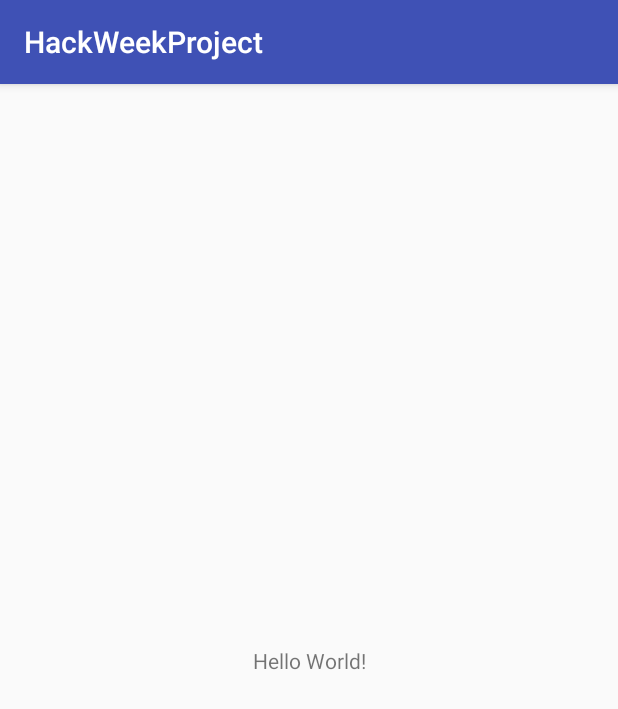
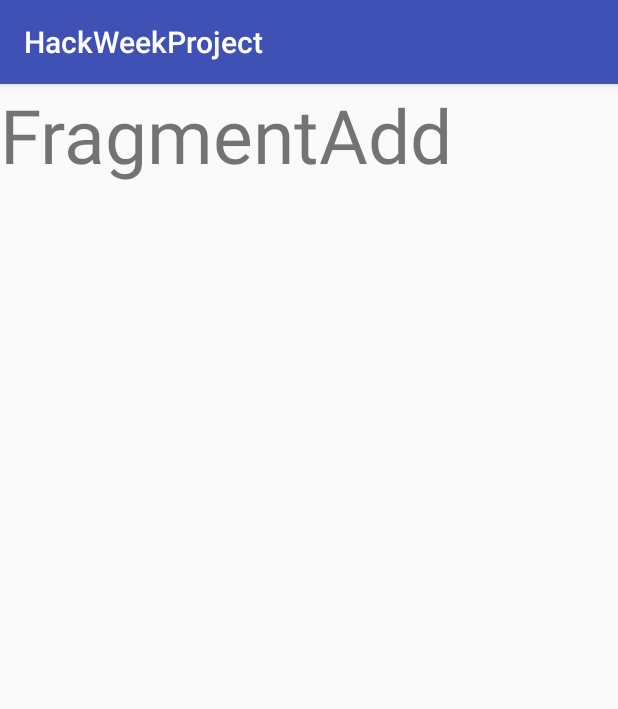
Before and after one commit to D384509085/HackWeekProjectAndroid, an Android app: the screen it shows after launch (MainActivity), on a phone screen of 412 x 824 dp. Shown: the top 709 px of the screen. Run offline under Robolectric (Android 15) with nearby library versions, the phone set to English and light mode, and no system bars; libraries missing offline, so code that uses them is left out: com.wx.wheelview.

Commit message:
MainActicity and Fragment

```diff
--- a/app/build.gradle
+++ b/app/build.gradle
@@ -24,6 +24,7 @@ dependencies {
     androidTestCompile('com.android.support.test.espresso:espresso-core:2.2.2', {
         exclude group: 'com.android.support', module: 'support-annotations'
     })
+    compile 'com.wx.wheelview:wheelview:1.3.3'
     compile 'com.android.support:appcompat-v7:25.2.0'
     compile 'com.android.support.constraint:constraint-layout:1.0.2'
     testCompile 'junit:junit:4.12'
--- a/app/src/main/java/enbledu/hackweekproject/activity/MainActivity.java
+++ b/app/src/main/java/enbledu/hackweekproject/activity/MainActivity.java
@@ -1,33 +1,70 @@
 package enbledu.hackweekproject.activity;
 
 import android.content.Context;
+import android.graphics.Color;
 import android.os.Bundle;
 import android.support.v4.app.Fragment;
 import android.support.v4.view.ViewPager;
 import android.support.v7.app.AppCompatActivity;
+import android.view.View;
+
+import com.wx.wheelview.widget.WheelViewDialog;
 
 import java.util.ArrayList;
 import java.util.List;
 
+import enbledu.hackweekproject.Entity.RobotEntity;
 import enbledu.hackweekproject.R;
+import enbledu.hackweekproject.adapter.MyFragmentAdapter;
+import enbledu.hackweekproject.database.RobotDAOImpl;
+import enbledu.hackweekproject.fragment.FragmentAdd;
+import enbledu.hackweekproject.fragment.FragmentRobot;
 import enbledu.hackweekproject.helper.DepthPageTransformer;
 
 public class MainActivity extends AppCompatActivity {
+
+    private RobotDAOImpl mRobotDAO;
     private ViewPager mvViewPager;
     private Context mContext;
     @Override
     protected void onCreate(Bundle savedInstanceState) {
         super.onCreate(savedInstanceState);
         setContentView(R.layout.activity_main);
+        mContext = MainActivity.this;
+        initViewPage();
     }
-
+    public void showDialog(View view) {
+        WheelViewDialog dialog = new WheelViewDialog(this);
+        dialog.setTitle("wheelview dialog").setItems(createArrays()).setButtonText("确定").setDialogStyle(Color
+                .parseColor("#6699ff")).setCount(5).show();
+    }
+    private ArrayList<String> createArrays() {
+        ArrayList<String> list = new ArrayList <String>();
+        for (int i = 0; i < 20; i++) {
+            list.add("item" + i);
+        }
+        return list;
+    }
     private void initViewPage() {
 
-        // 将要分页显示的View装入数组中
+        mRobotDAO = new RobotDAOImpl(mContext);
+        ArrayList<RobotEntity> robotDatas;
+        robotDatas = mRobotDAO.getRobotDatas();
         List<Fragment> list = new ArrayList<Fragment>();
+        for (RobotEntity robotEntity : robotDatas) {
+            FragmentRobot fragmentRobot = new FragmentRobot(mContext,robotEntity);
+            list.add(fragmentRobot);
+        }
+        FragmentAdd fragmentAdd = new FragmentAdd(mContext);
+
+
+        list.add(fragmentAdd);
+
         /*list.add(fragmentTodoList);
         list.add(fragment2);*/
-        mvViewPager = (ViewPager) findViewById(R.id.pager);
+        /*mvViewPager = (ViewPager) findViewById(R.id.pager);*/
+        mvViewPager = (ViewPager) findViewById(R.id.vp);
+        mvViewPager.setAdapter(new MyFragmentAdapter(getSupportFragmentManager(), list));
         mvViewPager.setPageTransformer(true, new DepthPageTransformer());
         mvViewPager.setCurrentItem(0);
         mvViewPager.setOffscreenPageLimit(5);
--- /dev/null
+++ b/app/src/main/java/enbledu/hackweekproject/adapter/MyFragmentAdapter.java
@@ -0,0 +1,39 @@
+package enbledu.hackweekproject.adapter;
+
+import android.support.v4.app.Fragment;
+import android.support.v4.app.FragmentManager;
+import android.support.v4.app.FragmentPagerAdapter;
+
+import java.util.List;
+
+public class MyFragmentAdapter extends FragmentPagerAdapter {
+
+    List<Fragment> list;
+    private String[] TITLES = {"记事本", "图表"};
+    public MyFragmentAdapter(FragmentManager fm) {
+        super(fm);
+    }
+
+
+    public MyFragmentAdapter(FragmentManager fm, List<Fragment> list) {
+        super(fm);
+        this.list = list;
+    }//写构造方法，方便赋值调用
+
+    @Override
+    public CharSequence getPageTitle(int position) {
+        return TITLES[position];
+    }
+
+    @Override
+    public Fragment getItem(int arg0) {
+
+        return list.get(arg0);
+    }//根据Item的位置返回对应位置的Fragment，绑定item和Fragment
+
+    @Override
+    public int getCount() {
+        return list.size();
+    }//设置Item的数量
+
+}
--- a/app/src/main/java/enbledu/hackweekproject/database/RobotDAOImpl.java
+++ b/app/src/main/java/enbledu/hackweekproject/database/RobotDAOImpl.java
@@ -15,7 +15,6 @@ import enbledu.hackweekproject.Entity.RobotEntity;
 
 public class RobotDAOImpl implements RobotDAO{
 
-    private static final String TAG = "NoteDAOImpl";
     private RobotDBHelper mHelper;
 
     public RobotDAOImpl(Context context) {
--- a/app/src/main/java/enbledu/hackweekproject/database/RobotDBHelper.java
+++ b/app/src/main/java/enbledu/hackweekproject/database/RobotDBHelper.java
@@ -3,6 +3,7 @@ package enbledu.hackweekproject.database;
 import android.content.Context;
 import android.database.sqlite.SQLiteDatabase;
 import android.database.sqlite.SQLiteOpenHelper;
+import android.util.Log;
 
 /**
  * Created by Administrator on 2017/7/28 0028.
@@ -10,8 +11,9 @@ import android.database.sqlite.SQLiteOpenHelper;
 
 public class RobotDBHelper extends SQLiteOpenHelper {
 
+    private static final String TAG = "RobotDBHelper";
     private static RobotDBHelper sHelper = null;
-    private static final String DB_NAME = "question.db";
+    private static final String DB_NAME = "robot.db";
     private static final int VERSION = 1;
     private static final String SQL_CREATE = "create table robot_info(_id integer primary key autoincrement," +
             "name text" +
@@ -38,6 +40,7 @@ public class RobotDBHelper extends SQLiteOpenHelper {
     public static RobotDBHelper getInstance(Context context) {
         if (sHelper == null) {
             sHelper = new RobotDBHelper(context);
+            Log.d(TAG,"create");
         }
         return sHelper;
     }
--- a/app/src/main/java/enbledu/hackweekproject/fragment/FragmentAdd.java
+++ b/app/src/main/java/enbledu/hackweekproject/fragment/FragmentAdd.java
@@ -2,7 +2,6 @@ package enbledu.hackweekproject.fragment;
 
 import android.content.Context;
 import android.os.Bundle;
-import android.support.annotation.Nullable;
 import android.support.v4.app.Fragment;
 import android.view.LayoutInflater;
 import android.view.View;
@@ -17,11 +16,11 @@ import enbledu.hackweekproject.R;
 public class FragmentAdd extends Fragment {
     View mView;
     Context mContext;
-    @Nullable
+
     @Override
-    public View onCreateView(LayoutInflater inflater, @Nullable ViewGroup container, @Nullable Bundle savedInstanceState) {
+    public View onCreateView(LayoutInflater inflater,  ViewGroup container,  Bundle savedInstanceState) {
         mView = inflater.inflate(R.layout.fragment_add, container, false);
-        return super.onCreateView(inflater, container, savedInstanceState);
+        return mView;
     }
 
     public FragmentAdd(Context context) {
--- a/app/src/main/java/enbledu/hackweekproject/fragment/FragmentRobot.java
+++ b/app/src/main/java/enbledu/hackweekproject/fragment/FragmentRobot.java
@@ -8,6 +8,7 @@ import android.view.LayoutInflater;
 import android.view.View;
 import android.view.ViewGroup;
 
+import enbledu.hackweekproject.Entity.RobotEntity;
 import enbledu.hackweekproject.R;
 
 /**
@@ -17,6 +18,7 @@ import enbledu.hackweekproject.R;
 public class FragmentRobot extends Fragment {
 
     Context mContext;
+    RobotEntity mRobotEntity;
     View mView;
     @Nullable
     @Override
@@ -25,7 +27,9 @@ public class FragmentRobot extends Fragment {
         return mView;
     }
 
-    public FragmentRobot(Context context) {
+    public FragmentRobot(Context context, RobotEntity robotEntity) {
         this.mContext = context;
+        this.mRobotEntity = robotEntity;
+
     }
 }
--- a/app/src/main/res/layout/activity_main.xml
+++ b/app/src/main/res/layout/activity_main.xml
@@ -6,13 +6,11 @@
     android:layout_height="match_parent"
     tools:context="enbledu.hackweekproject.activity.MainActivity">
 
-    <TextView
-        android:layout_width="wrap_content"
-        android:layout_height="wrap_content"
-        android:text="Hello World!"
-        app:layout_constraintBottom_toBottomOf="parent"
-        app:layout_constraintLeft_toLeftOf="parent"
-        app:layout_constraintRight_toRightOf="parent"
-        app:layout_constraintTop_toTopOf="parent" />
+    <android.support.v4.view.ViewPager
+        android:id="@+id/vp"
+        android:layout_width="match_parent"
+        android:layout_height="match_parent">
+
+    </android.support.v4.view.ViewPager>
 
 </android.support.constraint.ConstraintLayout>
--- a/app/src/main/res/layout/fragment_add.xml
+++ b/app/src/main/res/layout/fragment_add.xml
@@ -3,4 +3,10 @@
     android:orientation="vertical" android:layout_width="match_parent"
     android:layout_height="match_parent">
 
+    <TextView
+        android:id="@+id/textView"
+        android:layout_width="match_parent"
+        android:layout_height="match_parent"
+        android:textSize="50dp"
+        android:text="FragmentAdd" />
 </LinearLayout>
--- a/app/src/main/res/layout/fragment_robot.xml
+++ b/app/src/main/res/layout/fragment_robot.xml
@@ -3,4 +3,9 @@
     android:orientation="vertical" android:layout_width="match_parent"
     android:layout_height="match_parent">
 
+    <TextView
+        android:id="@+id/textView2"
+        android:layout_width="match_parent"
+        android:layout_height="wrap_content"
+        android:text="FragmrenytRob ot" />
 </LinearLayout>
--- a/build.gradle
+++ b/build.gradle
@@ -16,6 +16,11 @@ allprojects {
     repositories {
         jcenter()
     }
+    repositories {
+        maven {
+            url "https://www.jitpack.io"
+        }
+    }
 }
 
 task clean(type: Delete) {
```
